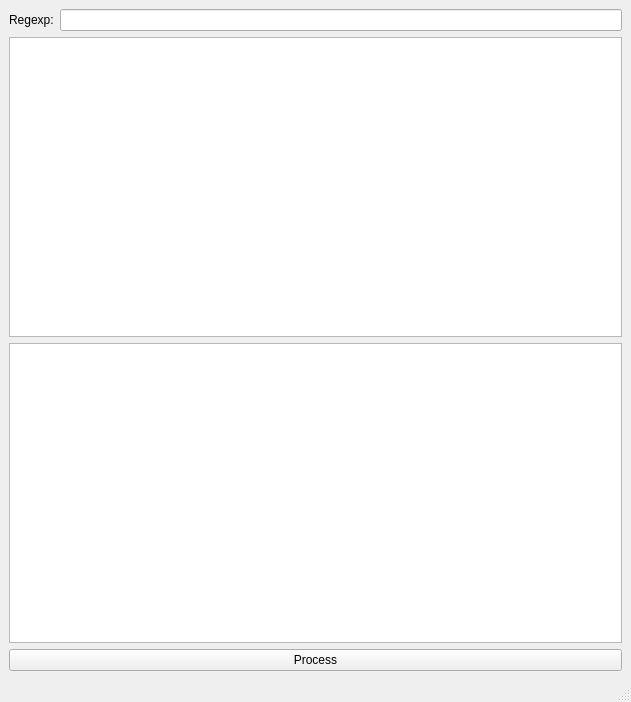
Before: the Qt Designer form ui/MainWindow.ui in littleD/qregexp, drawn with Qt 5.
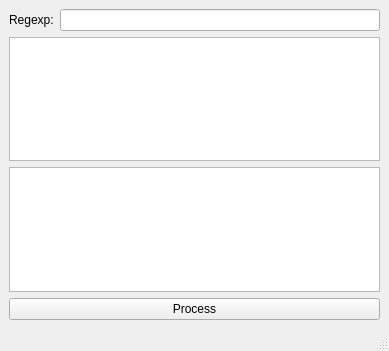
After: the same form once the commit is applied.

Commit message: Window name

The edit to the form file:
```diff
--- a/ui/MainWindow.ui
+++ b/ui/MainWindow.ui
@@ -6,8 +6,8 @@
    <rect>
     <x>0</x>
     <y>0</y>
-    <width>631</width>
-    <height>702</height>
+    <width>389</width>
+    <height>351</height>
    </rect>
   </property>
   <property name="windowTitle">
```
Left out of the diff: 10 changed lines with no effect on the pictures.
